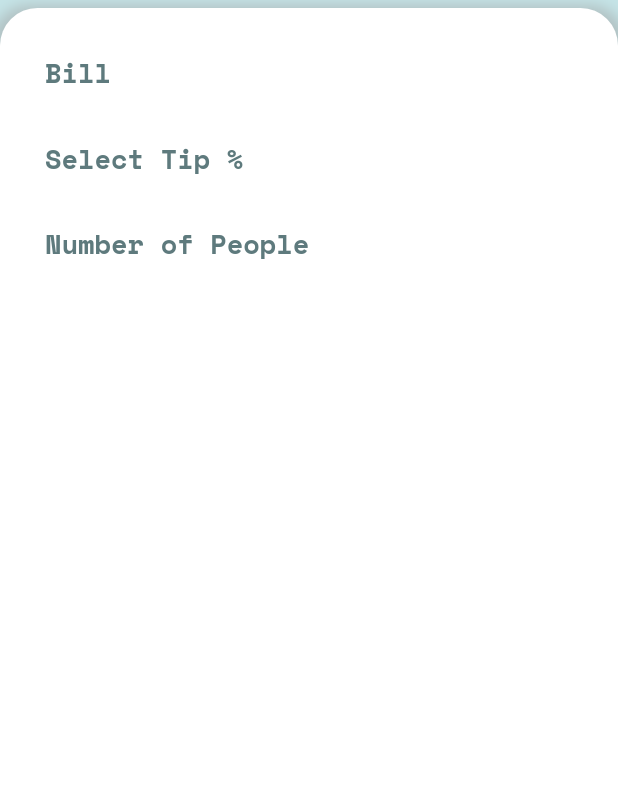
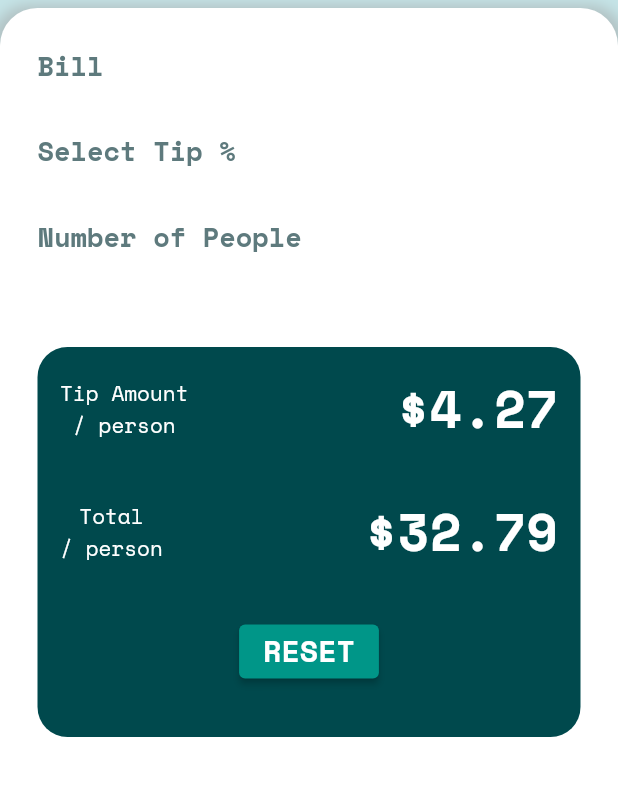
Before and after one commit to md-siam/tip_calculator, a Flutter app: the screen it shows after launch, on a phone screen of 412 x 824 dp, the part 202-998 px from its top. Run offline on Flutter 3.47's test engine with Material 2 defaults, Android fonts, the phone set to English and light mode, and no system bars; our stand-ins replace flutter_svg, google_fonts.

Commit message:
initial design

```diff
--- a/lib/app/view/home_page.dart
+++ b/lib/app/view/home_page.dart
@@ -7,40 +7,21 @@ class HomePage extends StatelessWidget {
   Widget build(BuildContext context) {
     ScrollController? scrollController;
 
+    /// default textStyle for `labels`
+    ///
+    TextStyle labelText = const TextStyle(
+      fontSize: 18,
+      fontWeight: FontWeight.bold,
+      color: Color(0xFF5E7A7D),
+    );
+
     return Scaffold(
       backgroundColor: const Color(0xFFC5E4E7),
       body: SafeArea(
         child: Stack(
           children: [
             background(),
-            calculatorCard(scrollController),
-          ],
-        ),
-      ),
-    );
-  }
-}
-
-/// default textStyle for `labels`
-///
-TextStyle textStyle = const TextStyle(
-  fontSize: 18,
-  fontWeight: FontWeight.bold,
-  color: Color(0xFF5E7A7D),
-);
-
-Widget background() => Column(
-      mainAxisAlignment: MainAxisAlignment.center,
-      children: [
-        Expanded(
-          flex: 1,
-          child: Center(child: SvgPicture.asset('assets/images/logo.svg')),
-        ),
-        const Expanded(flex: 4, child: SizedBox())
-      ],
-    );
-
-Widget calculatorCard(scrollController) => SingleChildScrollView(
+            SingleChildScrollView(
               controller: scrollController,
               child: Column(
                 children: [
@@ -68,33 +49,133 @@ Widget calculatorCard(scrollController) => SingleChildScrollView(
                       ],
                     ),
                     child: Padding(
-              padding: const EdgeInsets.all(30.0),
+                      padding: const EdgeInsets.all(25.0),
                       child: Column(
                         children: [
                           Column(
                             children: [
-                      Row(children: [Text('Bill', style: textStyle)]),
-                    ],
-                  ),
-                  const SizedBox(height: 30.0),
-                  Column(
-                    children: [
-                      Row(children: [Text('Select Tip %', style: textStyle)]),
+                              Row(children: [Text('Bill', style: labelText)]),
                             ],
                           ),
                           const SizedBox(height: 30.0),
                           Column(
                             children: [
                               Row(children: [
-                        Text('Number of People', style: textStyle)
+                                Text('Select Tip %', style: labelText)
                               ]),
                             ],
                           ),
                           const SizedBox(height: 30.0),
+                          Column(
+                            children: [
+                              Row(children: [
+                                Text('Number of People', style: labelText)
+                              ]),
+                            ],
+                          ),
+                          const SizedBox(height: 30.0),
+                          const SizedBox(height: 30.0),
+                          Container(
+                            height: 260,
+                            decoration: BoxDecoration(
+                              color: const Color(0xff00494d),
+                              borderRadius: BorderRadius.circular(20),
+                            ),
+                            child: Padding(
+                              padding: const EdgeInsets.all(15.0),
+                              child: Column(
+                                children: [
+                                  Row(
+                                    children: [
+                                      Column(
+                                        children: const [
+                                          Text(
+                                            'Tip Amount',
+                                            style:
+                                                TextStyle(color: Colors.white),
+                                          ),
+                                          Text(
+                                            '/ person',
+                                            style:
+                                                TextStyle(color: Colors.white),
+                                          ),
+                                        ],
+                                      ),
+                                      const Expanded(child: SizedBox()),
+                                      const Text(
+                                        '\$4.27',
+                                        style: TextStyle(
+                                          fontSize: 35,
+                                          fontWeight: FontWeight.bold,
+                                          color: Colors.white,
+                                        ),
+                                      ),
+                                    ],
+                                  ),
+                                  const SizedBox(height: 30),
+                                  Row(
+                                    children: [
+                                      Column(
+                                        children: const [
+                                          Text(
+                                            'Total',
+                                            style:
+                                                TextStyle(color: Colors.white),
+                                          ),
+                                          Text(
+                                            '/ person',
+                                            style:
+                                                TextStyle(color: Colors.white),
+                                          ),
+                                        ],
+                                      ),
+                                      const Expanded(child: SizedBox()),
+                                      const Text(
+                                        '\$32.79',
+                                        style: TextStyle(
+                                          fontSize: 35,
+                                          fontWeight: FontWeight.bold,
+                                          color: Colors.white,
+                                        ),
+                                      ),
+                                    ],
+                                  ),
+                                  const SizedBox(height: 30),
+                                  ElevatedButton(
+                                    onPressed: () {},
+                                    child: const Text(
+                                      'RESET',
+                                      style: TextStyle(
+                                        fontSize: 20,
+                                        fontWeight: FontWeight.bold,
+                                      ),
+                                    ),
+                                  ),
                                 ],
                               ),
                             ),
                           ),
                         ],
                       ),
+                    ),
+                  ),
+                ],
+              ),
+            ),
+          ],
+        ),
+      ),
     );
+  }
+}
+
+Widget background() => Column(
+      mainAxisAlignment: MainAxisAlignment.center,
+      children: [
+        Expanded(
+          flex: 1,
+          child: Center(child: SvgPicture.asset('assets/images/logo.svg')),
+        ),
+        const Expanded(flex: 4, child: SizedBox())
+      ],
+    );
```
Lines whose indentation alone changed are shown as unchanged.
